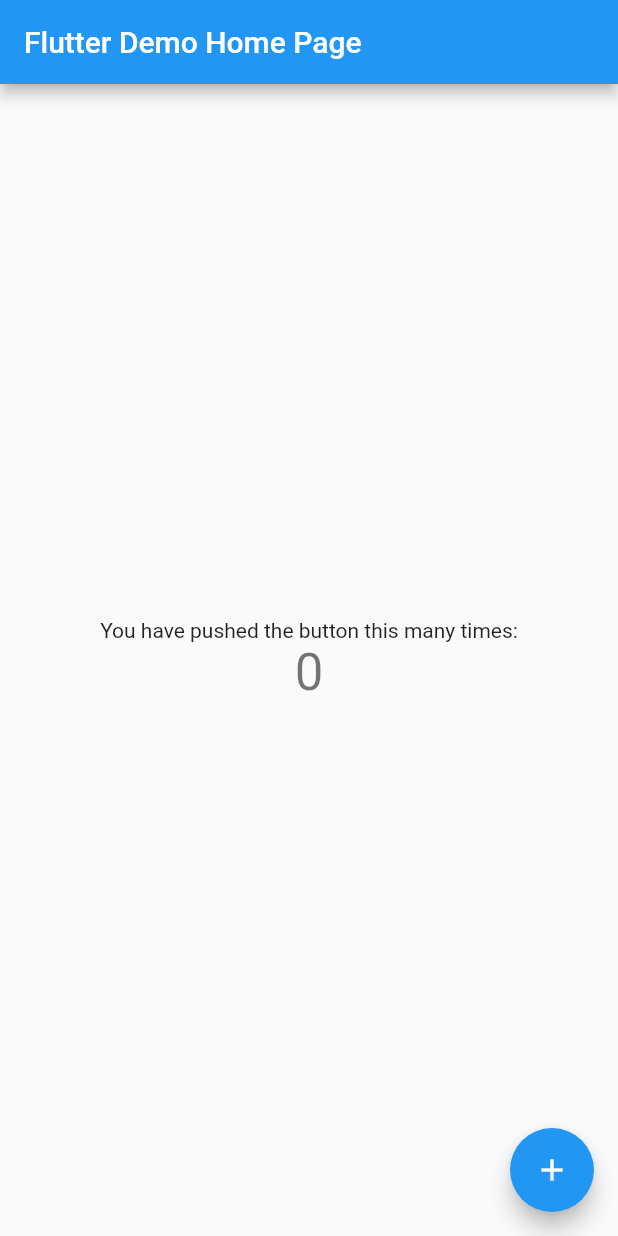
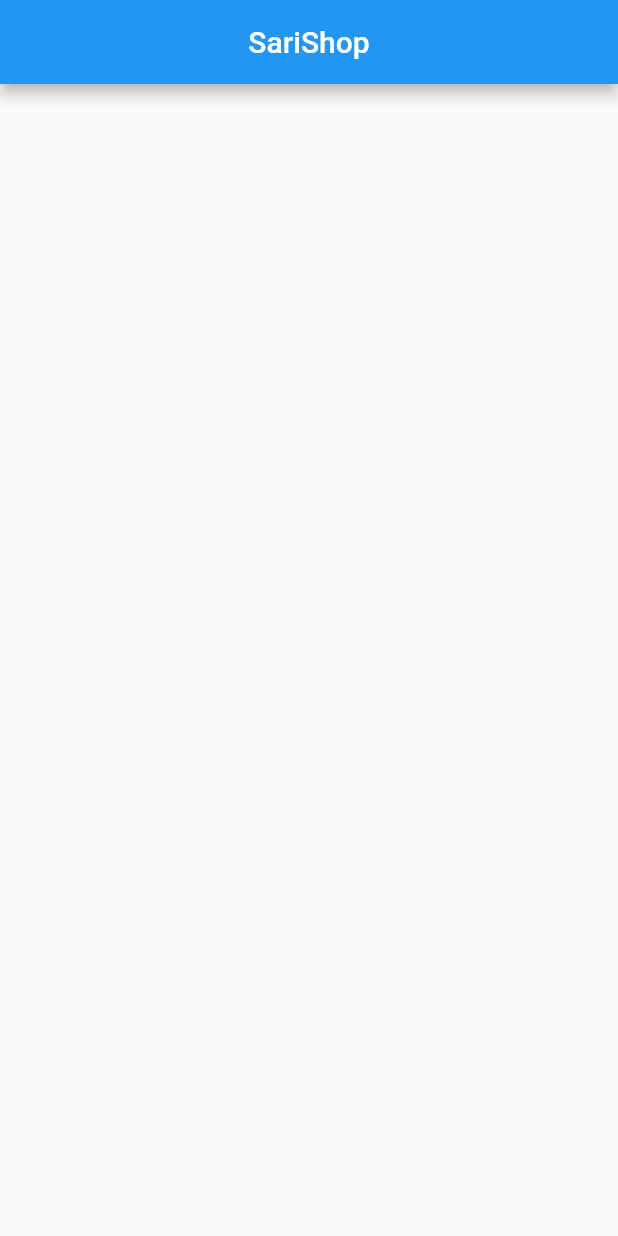
Before and after one commit to sinsimi12/flutter-project, a Flutter app: the screen it shows after launch, on a phone screen of 412 x 824 dp. Run offline on Flutter 3.47's test engine with Material 2 defaults, Android fonts, the phone set to English and light mode, and no system bars.

Commit message:
Add widgets properties.

```diff
--- a/myapp/lib/main.dart
+++ b/myapp/lib/main.dart
@@ -1,115 +1,10 @@
 import 'package:flutter/material.dart';
 
-void main() {
-  runApp(const MyApp());
-}
-
-class MyApp extends StatelessWidget {
-  const MyApp({Key? key}) : super(key: key);
-
-  // This widget is the root of your application.
-  @override
-  Widget build(BuildContext context) {
-    return MaterialApp(
-      title: 'Flutter Demo',
-      theme: ThemeData(
-        // This is the theme of your application.
-        //
-        // Try running your application with "flutter run". You'll see the
-        // application has a blue toolbar. Then, without quitting the app, try
-        // changing the primarySwatch below to Colors.green and then invoke
-        // "hot reload" (press "r" in the console where you ran "flutter run",
-        // or simply save your changes to "hot reload" in a Flutter IDE).
-        // Notice that the counter didn't reset back to zero; the application
-        // is not restarted.
-        primarySwatch: Colors.blue,
-      ),
-      home: const MyHomePage(title: 'Flutter Demo Home Page'),
-    );
-  }
-}
-
-class MyHomePage extends StatefulWidget {
-  const MyHomePage({Key? key, required this.title}) : super(key: key);
-
-  // This widget is the home page of your application. It is stateful, meaning
-  // that it has a State object (defined below) that contains fields that affect
-  // how it looks.
-
-  // This class is the configuration for the state. It holds the values (in this
-  // case the title) provided by the parent (in this case the App widget) and
-  // used by the build method of the State. Fields in a Widget subclass are
-  // always marked "final".
-
-  final String title;
-
-  @override
-  State<MyHomePage> createState() => _MyHomePageState();
-}
-
-class _MyHomePageState extends State<MyHomePage> {
-  int _counter = 0;
-
-  void _incrementCounter() {
-    setState(() {
-      // This call to setState tells the Flutter framework that something has
-      // changed in this State, which causes it to rerun the build method below
-      // so that the display can reflect the updated values. If we changed
-      // _counter without calling setState(), then the build method would not be
-      // called again, and so nothing would appear to happen.
-      _counter++;
-    });
-  }
-
-  @override
-  Widget build(BuildContext context) {
-    // This method is rerun every time setState is called, for instance as done
-    // by the _incrementCounter method above.
-    //
-    // The Flutter framework has been optimized to make rerunning build methods
-    // fast, so that you can just rebuild anything that needs updating rather
-    // than having to individually change instances of widgets.
-    return Scaffold(
-      appBar: AppBar(
-        // Here we take the value from the MyHomePage object that was created by
-        // the App.build method, and use it to set our appbar title.
-        title: Text(widget.title),
-      ),
-      body: Center(
-        // Center is a layout widget. It takes a single child and positions it
-        // in the middle of the parent.
-        child: Column(
-          // Column is also a layout widget. It takes a list of children and
-          // arranges them vertically. By default, it sizes itself to fit its
-          // children horizontally, and tries to be as tall as its parent.
-          //
-          // Invoke "debug painting" (press "p" in the console, choose the
-          // "Toggle Debug Paint" action from the Flutter Inspector in Android
-          // Studio, or the "Toggle Debug Paint" command in Visual Studio Code)
-          // to see the wireframe for each widget.
-          //
-          // Column has various properties to control how it sizes itself and
-          // how it positions its children. Here we use mainAxisAlignment to
-          // center the children vertically; the main axis here is the vertical
-          // axis because Columns are vertical (the cross axis would be
-          // horizontal).
-          mainAxisAlignment: MainAxisAlignment.center,
-          children: <Widget>[
-            const Text(
-              'You have pushed the button this many times:',
-            ),
-            Text(
-              '$_counter',
-              style: Theme.of(context).textTheme.headline4,
-            ),
-          ],
+void main() => runApp(MaterialApp(
+      home: Scaffold(
+        appBar: AppBar(
+          title: Text('SariShop'),
+          centerTitle: true,
         ),
       ),
-      floatingActionButton: FloatingActionButton(
-        onPressed: _incrementCounter,
-        tooltip: 'Increment',
-        child: const Icon(Icons.add),
-      ), // This trailing comma makes auto-formatting nicer for build methods.
-    );
-  }
-}
+    ));
```
